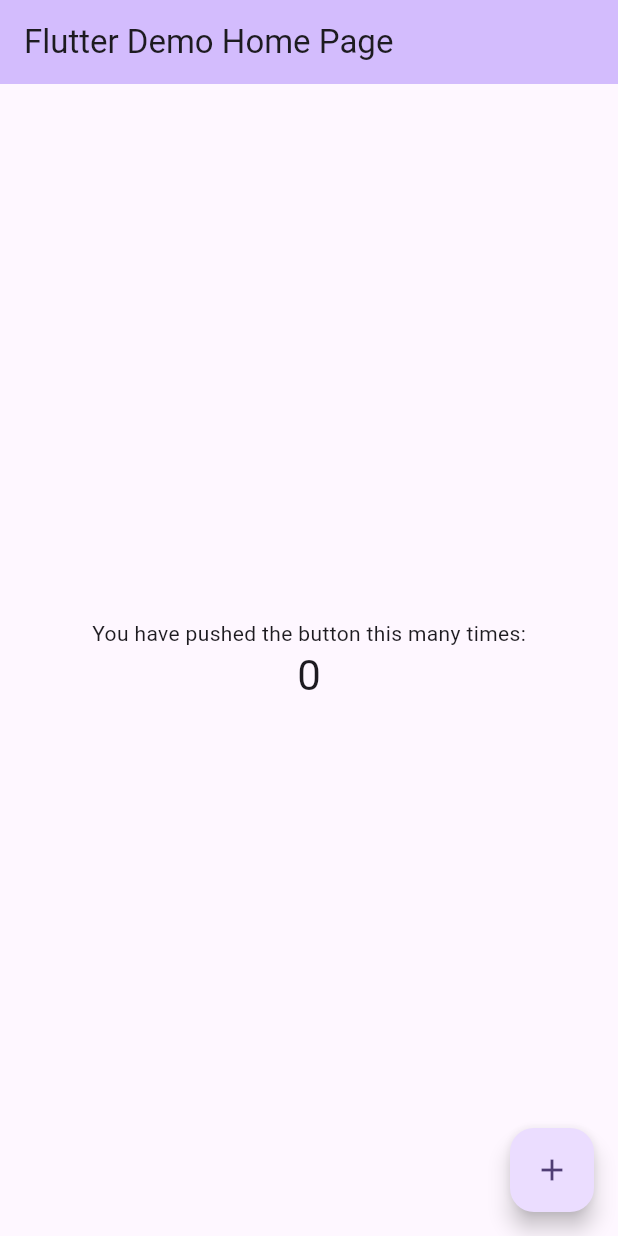
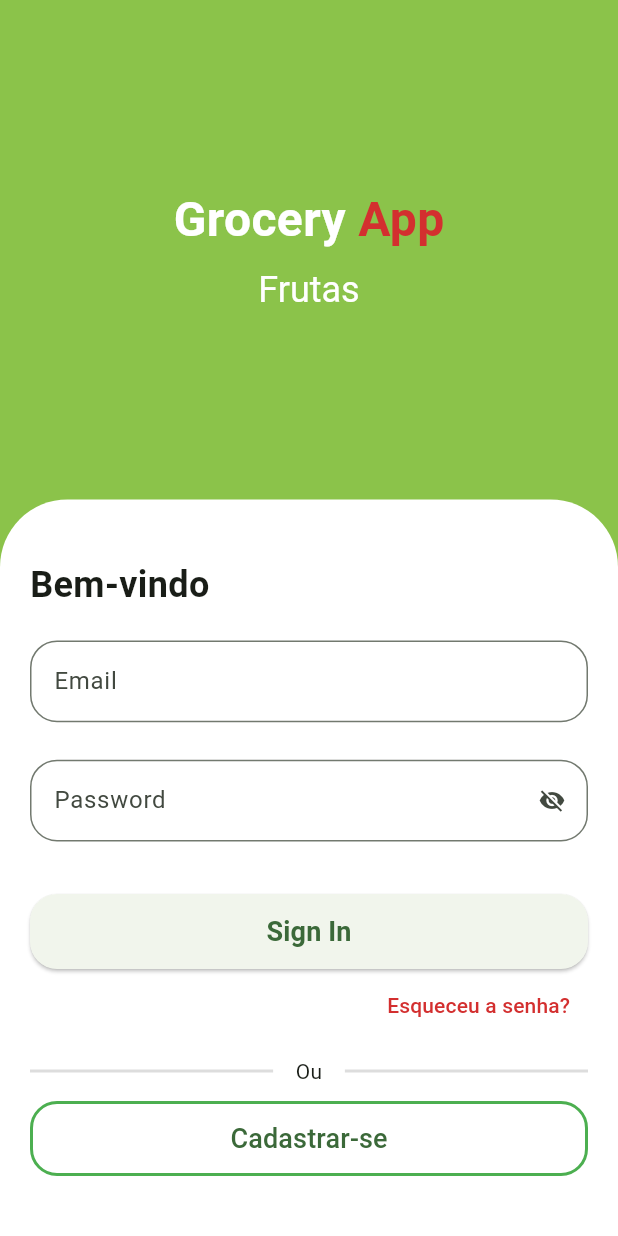
Before and after one commit to thiagothg/grocery_app, a Flutter app: the screen it shows after launch, on a phone screen of 412 x 824 dp. Run offline on Flutter 3.47's test engine with Material 3 defaults, Android fonts, the phone set to English and light mode, and no system bars; drawn by our look-alikes of animated_text_kit.

Commit message:
feat: UI login page

```diff
--- a/lib/main.dart
+++ b/lib/main.dart
@@ -1,4 +1,5 @@
 import 'package:flutter/material.dart';
+import 'package:grocery_app/modules/auth/sigin_in_screen.dart';
 
 void main() {
   runApp(const MyApp());
@@ -13,110 +14,10 @@ class MyApp extends StatelessWidget {
     return MaterialApp(
       title: 'Flutter Demo',
       theme: ThemeData(
-        // This is the theme of your application.
-        //
-        // TRY THIS: Try running your application with "flutter run". You'll see
-        // the application has a purple toolbar. Then, without quitting the app,
-        // try changing the seedColor in the colorScheme below to Colors.green
-        // and then invoke "hot reload" (save your changes or press the "hot
-        // reload" button in a Flutter-supported IDE, or press "r" if you used
-        // the command line to start the app).
-        //
-        // Notice that the counter didn't reset back to zero; the application
-        // state is not lost during the reload. To reset the state, use hot
-        // restart instead.
-        //
-        // This works for code too, not just values: Most code changes can be
-        // tested with just a hot reload.
-        colorScheme: ColorScheme.fromSeed(seedColor: Colors.deepPurple),
+        primarySwatch: Colors.green,
+        colorScheme: ColorScheme.fromSeed(seedColor: Colors.green),
       ),
-      home: const MyHomePage(title: 'Flutter Demo Home Page'),
+      home: const SiginInScreen(),
     );
   }
 }
-
-class MyHomePage extends StatefulWidget {
-  const MyHomePage({super.key, required this.title});
-
-  // This widget is the home page of your application. It is stateful, meaning
-  // that it has a State object (defined below) that contains fields that affect
-  // how it looks.
-
-  // This class is the configuration for the state. It holds the values (in this
-  // case the title) provided by the parent (in this case the App widget) and
-  // used by the build method of the State. Fields in a Widget subclass are
-  // always marked "final".
-
-  final String title;
-
-  @override
-  State<MyHomePage> createState() => _MyHomePageState();
-}
-
-class _MyHomePageState extends State<MyHomePage> {
-  int _counter = 0;
-
-  void _incrementCounter() {
-    setState(() {
-      // This call to setState tells the Flutter framework that something has
-      // changed in this State, which causes it to rerun the build method below
-      // so that the display can reflect the updated values. If we changed
-      // _counter without calling setState(), then the build method would not be
-      // called again, and so nothing would appear to happen.
-      _counter++;
-    });
-  }
-
-  @override
-  Widget build(BuildContext context) {
-    // This method is rerun every time setState is called, for instance as done
-    // by the _incrementCounter method above.
-    //
-    // The Flutter framework has been optimized to make rerunning build methods
-    // fast, so that you can just rebuild anything that needs updating rather
-    // than having to individually change instances of widgets.
-    return Scaffold(
-      appBar: AppBar(
-        // TRY THIS: Try changing the color here to a specific color (to
-        // Colors.amber, perhaps?) and trigger a hot reload to see the AppBar
-        // change color while the other colors stay the same.
-        backgroundColor: Theme.of(context).colorScheme.inversePrimary,
-        // Here we take the value from the MyHomePage object that was created by
-        // the App.build method, and use it to set our appbar title.
-        title: Text(widget.title),
-      ),
-      body: Center(
-        // Center is a layout widget. It takes a single child and positions it
-        // in the middle of the parent.
-        child: Column(
-          // Column is also a layout widget. It takes a list of children and
-          // arranges them vertically. By default, it sizes itself to fit its
-          // children horizontally, and tries to be as tall as its parent.
-          //
-          // Column has various properties to control how it sizes itself and
-          // how it positions its children. Here we use mainAxisAlignment to
-          // center the children vertically; the main axis here is the vertical
-          // axis because Columns are vertical (the cross axis would be
-          // horizontal).
-          //
-          // TRY THIS: Invoke "debug painting" (choose the "Toggle Debug Paint"
-          // action in the IDE, or press "p" in the console), to see the
-          // wireframe for each widget.
-          mainAxisAlignment: MainAxisAlignment.center,
-          children: <Widget>[
-            const Text('You have pushed the button this many times:'),
-            Text(
-              '$_counter',
-              style: Theme.of(context).textTheme.headlineMedium,
-            ),
-          ],
-        ),
-      ),
-      floatingActionButton: FloatingActionButton(
-        onPressed: _incrementCounter,
-        tooltip: 'Increment',
-        child: const Icon(Icons.add),
-      ), // This trailing comma makes auto-formatting nicer for build methods.
-    );
-  }
-}
--- /dev/null
+++ b/lib/modules/auth/sigin_in_screen.dart
@@ -0,0 +1,176 @@
+import 'package:animated_text_kit/animated_text_kit.dart';
+import 'package:flutter/material.dart';
+import 'package:grocery_app/shared/theme/custom_colors.dart';
+import 'package:grocery_app/shared/widgets/custom_text_field.dart';
+
+class SiginInScreen extends StatelessWidget {
+  const SiginInScreen({super.key});
+
+  @override
+  Widget build(BuildContext context) {
+    return Scaffold(
+      backgroundColor: CustomColors.customSwatchColor,
+      body: SingleChildScrollView(
+        child: SizedBox(
+          height: MediaQuery.of(context).size.height,
+          width: MediaQuery.of(context).size.width,
+          child: Column(
+            children: [
+              Expanded(
+                child: Column(
+                  mainAxisAlignment: MainAxisAlignment.center,
+                  children: [
+                    Text.rich(
+                      TextSpan(
+                        text: 'Grocery',
+                        style: TextStyle(
+                          fontSize: 32,
+                          fontWeight: FontWeight.bold,
+                          color: Colors.white,
+                        ),
+                        children: [
+                          TextSpan(
+                            text: ' App',
+                            style: TextStyle(
+                              color: CustomColors.customContrastColor,
+                            ),
+                          ),
+                        ],
+                      ),
+                    ),
+                    SizedBox(height: 10),
+                    SizedBox(
+                      height: 30,
+                      child: DefaultTextStyle(
+                        style: TextStyle(fontSize: 24, color: Colors.white),
+                        child: AnimatedTextKit(
+                          repeatForever: true,
+                          pause: Duration(seconds: 0),
+                          animatedTexts: [
+                            FadeAnimatedText('Frutas'),
+                            FadeAnimatedText('Legumes'),
+                            FadeAnimatedText('Verduras'),
+                            FadeAnimatedText('Hortaliças'),
+                            FadeAnimatedText('Verduras'),
+                            FadeAnimatedText('Grãos'),
+                            FadeAnimatedText('E muito mais...'),
+                          ],
+                        ),
+                      ),
+                    ),
+                  ],
+                ),
+              ),
+              Container(
+                padding: EdgeInsets.symmetric(vertical: 40, horizontal: 20),
+                decoration: BoxDecoration(
+                  borderRadius: BorderRadius.vertical(top: Radius.circular(45)),
+                  color: Colors.white,
+                ),
+                child: Column(
+                  mainAxisAlignment: MainAxisAlignment.center,
+                  crossAxisAlignment: CrossAxisAlignment.stretch,
+                  children: [
+                    Text(
+                      'Bem-vindo',
+                      style: TextStyle(
+                        fontSize: 24,
+                        fontWeight: FontWeight.bold,
+                      ),
+                    ),
+                    SizedBox(height: 20),
+                    CustomTextField(
+                      prefixIcon: Icons.email,
+                      labelText: 'Email',
+                    ),
+
+                    SizedBox(height: 10),
+
+                    CustomTextField(
+                      prefixIcon: Icons.lock,
+                      labelText: 'Password',
+                      isSecret: true,
+                    ),
+
+                    SizedBox(height: 20),
+                    SizedBox(
+                      height: 50,
+                      child: ElevatedButton(
+                        style: ElevatedButton.styleFrom(
+                          shape: RoundedRectangleBorder(
+                            borderRadius: BorderRadius.circular(18),
+                          ),
+                        ),
+                        onPressed: () {
+                          // Handle sign in logic
+                        },
+                        child: Text(
+                          'Sign In',
+                          style: TextStyle(
+                            fontSize: 18,
+                            fontWeight: FontWeight.bold,
+                          ),
+                        ),
+                      ),
+                    ),
+
+                    Align(
+                      alignment: Alignment.centerRight,
+                      child: TextButton(
+                        onPressed: () {},
+                        child: Text(
+                          'Esqueceu a senha?',
+                          style: TextStyle(
+                            color: CustomColors.customContrastColor,
+                          ),
+                        ),
+                      ),
+                    ),
+                    SizedBox(height: 10),
+                    Row(
+                      children: [
+                        Expanded(
+                          child: Divider(
+                            color: Colors.grey.withAlpha(90),
+                            thickness: 2,
+                          ),
+                        ),
+                        Padding(
+                          padding: const EdgeInsets.symmetric(horizontal: 15),
+                          child: Text('Ou'),
+                        ),
+                        Expanded(
+                          child: Divider(
+                            color: Colors.grey.withAlpha(90),
+                            thickness: 2,
+                          ),
+                        ),
+                      ],
+                    ),
+                    SizedBox(height: 10),
+                    SizedBox(
+                      height: 50,
+                      child: OutlinedButton(
+                        onPressed: () {},
+                        style: OutlinedButton.styleFrom(
+                          side: BorderSide(color: Colors.green, width: 2),
+                          shape: RoundedRectangleBorder(
+                            borderRadius: BorderRadius.circular(18),
+                          ),
+                        ),
+                        child: Text(
+                          'Cadastrar-se',
+                          style: TextStyle(fontSize: 18),
+                        ),
+                      ),
+                    ),
+                  ],
+                ),
+              ),
+            ],
+          ),
+        ),
+      ),
+    );
+  }
+}
--- /dev/null
+++ b/lib/shared/theme/custom_colors.dart
@@ -0,0 +1,20 @@
+import 'package:flutter/material.dart';
+
+abstract class CustomColors {
+  static Color customContrastColor = Colors.red.shade700;
+
+  static MaterialColor get customSwatchColor =>
+      MaterialColor(0xFF8BC34A, _swatch);
+  static const Map<int, Color> _swatch = {
+    50: Color(0xFFE8F5E9),
+    100: Color(0xFFC8E6C9),
+    200: Color(0xFFA5D6A7),
+    300: Color(0xFF81C784),
+    400: Color(0xFF66BB6A),
+    500: Color(0xFF4CAF50),
+    600: Color(0xFF43A047),
+    700: Color(0xFF388E3C),
+    800: Color(0xFF2E7D32),
+    900: Color(0xFF1B5E20),
+  };
+}
--- /dev/null
+++ b/lib/shared/widgets/custom_text_field.dart
@@ -0,0 +1,53 @@
+import 'package:flutter/material.dart';
+
+class CustomTextField extends StatefulWidget {
+  final IconData prefixIcon;
+  final String labelText;
+  final TextInputType keyboardType;
+  final bool isSecret;
+
+  const CustomTextField({
+    super.key,
+    required this.prefixIcon,
+    required this.labelText,
+    this.isSecret = false,
+    this.keyboardType = TextInputType.text,
+  });
+
+  @override
+  State<CustomTextField> createState() => _CustomTextFieldState();
+}
+
+class _CustomTextFieldState extends State<CustomTextField> {
+  bool isObscure = false;
+
+  @override
+  Widget build(BuildContext context) {
+    return Padding(
+      padding: const EdgeInsets.only(bottom: 15),
+      child: TextField(
+        obscureText: isObscure,
+        keyboardType: widget.keyboardType,
+        decoration: InputDecoration(
+          suffixIcon: widget.isSecret
+              ? IconButton(
+                  icon: Icon(
+                    isObscure ? Icons.visibility : Icons.visibility_off,
+                  ),
+                  onPressed: () {
+                    // Logic to toggle visibility can be added here
+                    setState(() {
+                      isObscure = !isObscure;
+                    });
+                  },
+                )
+              : null,
+          prefix: Icon(widget.prefixIcon),
+          labelText: widget.labelText,
+          isDense: true,
+          border: OutlineInputBorder(borderRadius: BorderRadius.circular(18)),
+        ),
+      ),
+    );
+  }
+}
--- a/pubspec.yaml
+++ b/pubspec.yaml
@@ -34,6 +34,7 @@ dependencies:
   # The following adds the Cupertino Icons font to your application.
   # Use with the CupertinoIcons class for iOS style icons.
   cupertino_icons: ^1.0.8
+  animated_text_kit: ^4.2.3
 
 dev_dependencies:
   flutter_test:
```
Also changed, not shown: pubspec.lock.
